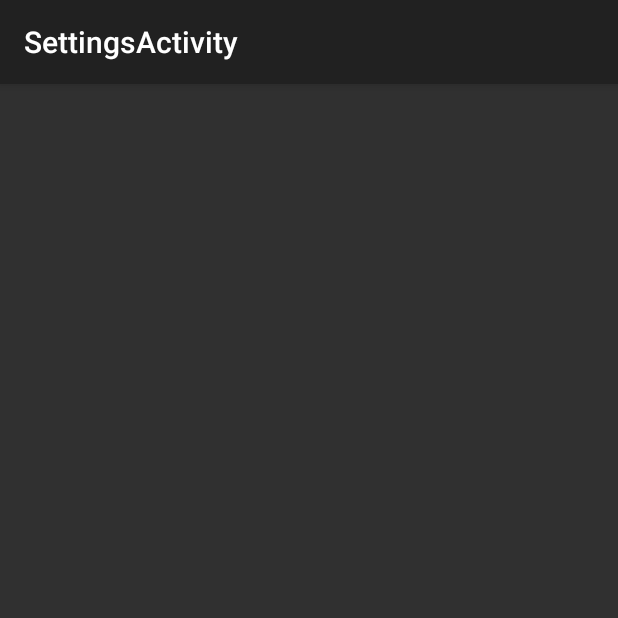
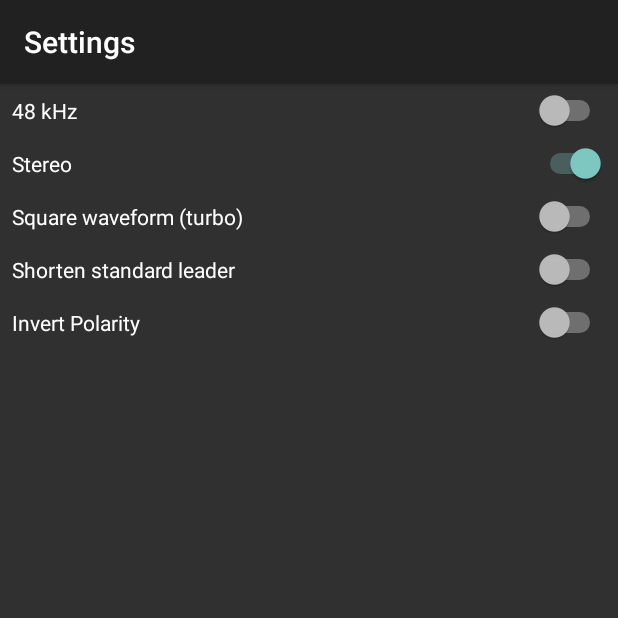
Before and after one commit to baktragh/CAS2Audio, an Android app: the SettingsActivity screen opened directly, with no data from a screen before it, on a phone screen of 412 x 824 dp, the top half of it. Run offline under Robolectric (Android 15) with nearby library versions, the phone set to English and light mode, and no system bars; libraries missing offline, so code that uses them is left out: com.obsez.android.

Commit message:
Make User Settings a separate activity (take 2)

```diff
--- a/app/src/main/java/com/baktra/cas2audio/MainActivity.java
+++ b/app/src/main/java/com/baktra/cas2audio/MainActivity.java
@@ -193,6 +193,12 @@ public class MainActivity extends Activity {
         }
     }
 
+    public final void onSettings(View v) {
+        System.out.println("Settings");
+        Intent intent = new Intent(this, SettingsActivity.class);
+        startActivity(intent);
+    }
+
 
     /*Browse for a tape image*/
     public final void onBrowseTapeImage(android.view.View view) {
--- a/app/src/main/java/com/baktra/cas2audio/SettingsActivity.java
+++ b/app/src/main/java/com/baktra/cas2audio/SettingsActivity.java
@@ -1,5 +1,6 @@
 package com.baktra.cas2audio;
 
+import android.app.Activity;
 import android.content.Context;
 import android.content.Intent;
 import android.content.SharedPreferences;
@@ -27,7 +28,7 @@ import java.io.InputStream;
 import java.util.ArrayList;
 import java.util.StringTokenizer;
 
-public class SettingsActivity extends AppCompatActivity {
+public class SettingsActivity extends Activity {
 
     public SettingsActivity() {
         super();
@@ -40,6 +41,7 @@ public class SettingsActivity extends AppCompatActivity {
     }
 
     protected final void onResume() {
+        super.onResume();
     }
 
     protected final void onStop() {
--- a/app/src/main/res/values/strings.xml
+++ b/app/src/main/res/values/strings.xml
@@ -19,5 +19,7 @@
     <string name="msg_proc_cancel">Tape image processing cancelled</string>
     <string name="lbl_short_leader">Shorten standard leader</string>
     <string name="lbl_invert_polarity">Invert Polarity</string>
-    <string name="title_activity_settings">SettingsActivity</string>
+    <string name="btn_settings">Settings...</string>
+    <string name="title_activity_settings">Settings</string>
+
 </resources>
```
Also changed, not shown: app/src/main/res/layout/activity_main.xml (+7 -0 lines), 2 other files.
